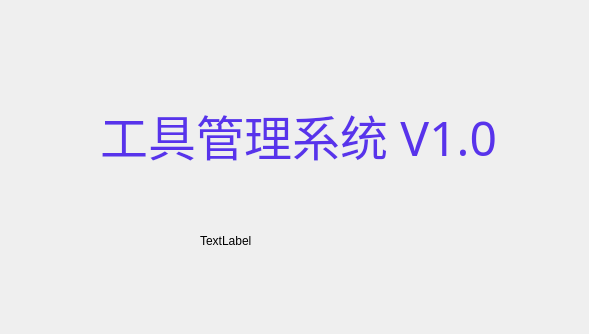
Before: the Qt Designer form QTClient/welcome.ui in sunjiangbo/gyTool-Manager, drawn with Qt 5.
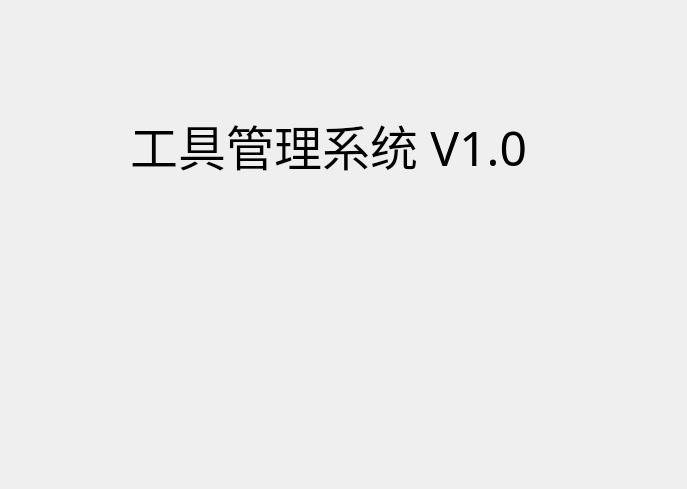
After: the same form once the commit is applied. Icons and pictures are not drawn.

Diff of the .ui file:
```diff
--- a/QTClient/welcome.ui
+++ b/QTClient/welcome.ui
@@ -6,56 +6,68 @@
    <rect>
     <x>0</x>
     <y>0</y>
-    <width>589</width>
-    <height>334</height>
+    <width>687</width>
+    <height>489</height>
    </rect>
   </property>
+  <property name="font">
+   <font>
+    <family>20 db</family>
+    <pointsize>16</pointsize>
+   </font>
+  </property>
   <property name="windowTitle">
    <string>Dialog</string>
   </property>
   <widget class="QLabel" name="label">
    <property name="geometry">
     <rect>
-     <x>0</x>
+     <x>40</x>
      <y>0</y>
-     <width>591</width>
-     <height>71</height>
+     <width>581</width>
+     <height>81</height>
     </rect>
    </property>
    <property name="text">
     <string/>
    </property>
-  </widget>
-  <widget class="QLabel" name="label_2">
-   <property name="geometry">
-    <rect>
-     <x>200</x>
-     <y>180</y>
-     <width>171</width>
-     <height>121</height>
-    </rect>
-   </property>
-   <property name="text">
-    <string>TextLabel</string>
+   <property name="pixmap">
+    <pixmap>img/logo.png</pixmap>
    </property>
   </widget>
   <widget class="QLabel" name="label_3">
    <property name="geometry">
     <rect>
-     <x>100</x>
-     <y>100</y>
+     <x>130</x>
+     <y>110</y>
      <width>411</width>
      <height>71</height>
     </rect>
    </property>
    <property name="font">
     <font>
-     <family>方正书宋_GBK</family>
+     <family>微软雅黑</family>
      <pointsize>36</pointsize>
     </font>
    </property>
    <property name="text">
-    <string>&lt;html&gt;&lt;head/&gt;&lt;body&gt;&lt;p&gt;&lt;span style=&quot; color:#5833eb;&quot;&gt;工具管理系统 V1.0&lt;/span&gt;&lt;/p&gt;&lt;/body&gt;&lt;/html&gt;</string>
+    <string>&lt;html&gt;&lt;head/&gt;&lt;body&gt;&lt;p&gt;&lt;span style=&quot; color:#000000;&quot;&gt;工具管理系统 V1.0&lt;/span&gt;&lt;/p&gt;&lt;/body&gt;&lt;/html&gt;</string>
+   </property>
+  </widget>
+  <widget class="QLabel" name="label_2">
+   <property name="geometry">
+    <rect>
+     <x>230</x>
+     <y>200</y>
+     <width>181</width>
+     <height>271</height>
+    </rect>
+   </property>
+   <property name="text">
+    <string/>
+   </property>
+   <property name="pixmap">
+    <pixmap>img/zw1.png</pixmap>
    </property>
   </widget>
  </widget>
```
